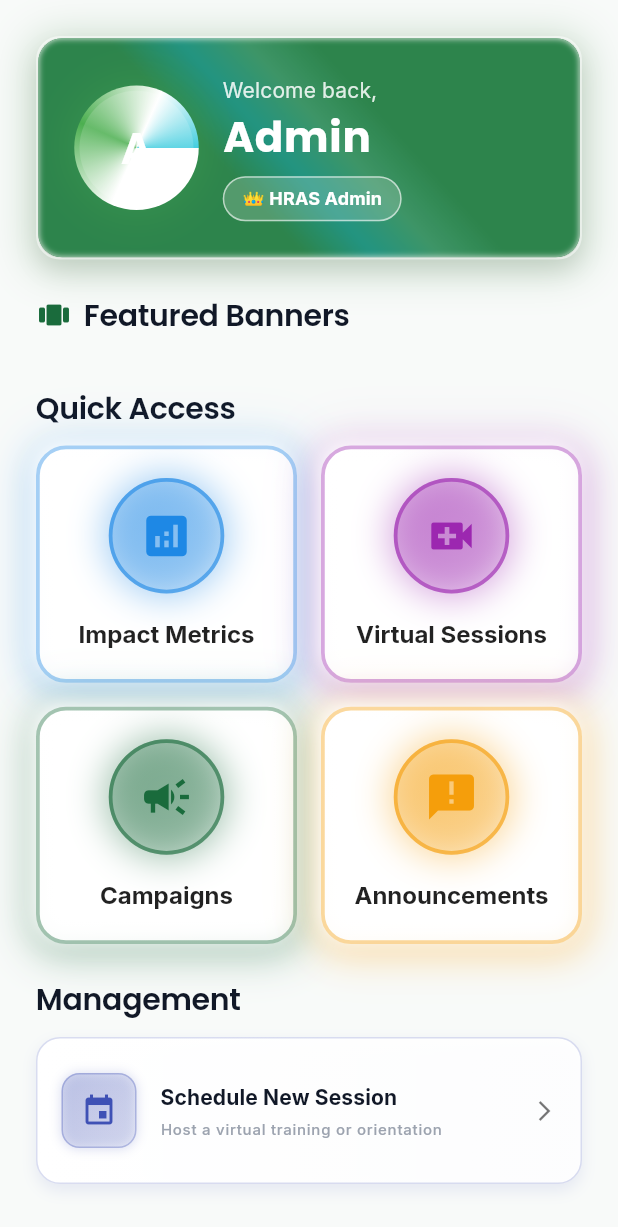
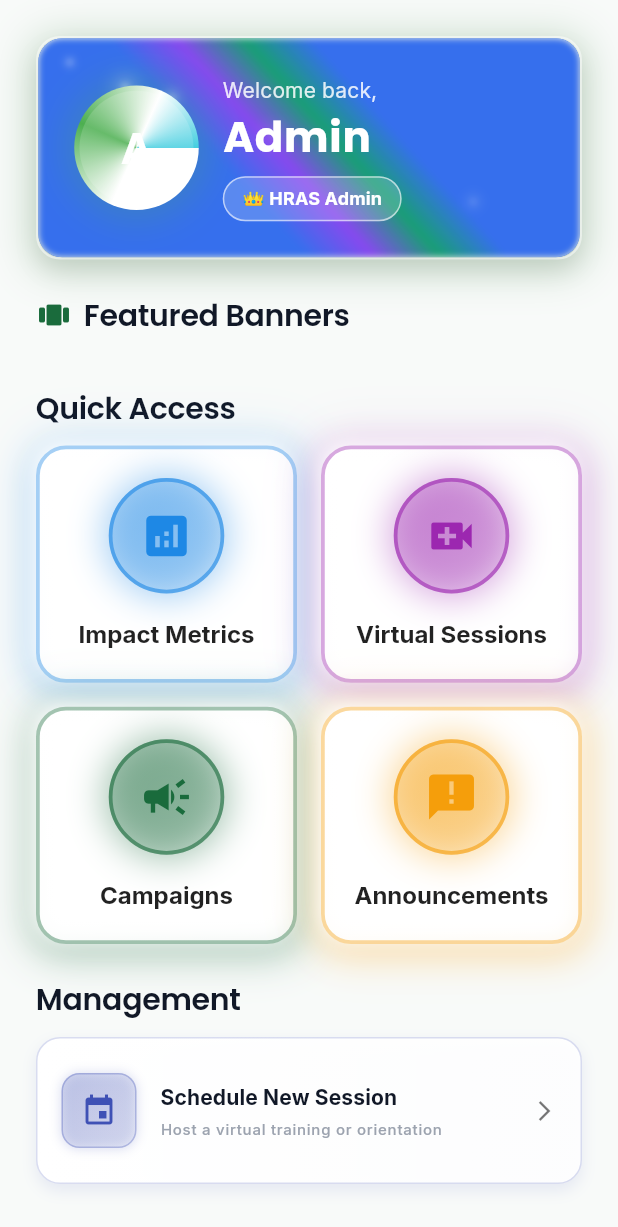
Before and after one commit to FYP-NGO-OPERATION/NGO-Operation-And-Volunteer-Management-System, a Flutter app: the AdminDashboardScreen screen opened directly, on a phone screen of 412 x 824 dp. Shown: the top 1227 px of the screen. Run offline on Flutter 3.47's test engine with Material 3 defaults, Android fonts, the phone set to English and light mode, and no system bars; our stand-ins replace cached_network_image, chewie, cloud_firestore, connectivity_plus, csv, easy_localization and 31 more; missing offline and left inert: file_selector, google_mlkit_text_recognition, mobile_scanner; accounts and stored records are empty.

Commit message:
Update dark mode quick access colors, multi-color welcome card with animated stars

```diff
--- a/app/lib/screens/admin/admin_dashboard_screen.dart
+++ b/app/lib/screens/admin/admin_dashboard_screen.dart
@@ -78,7 +78,7 @@ class _AdminDashboardScreenState extends State<AdminDashboardScreen> {
                   context,
                   title: 'Impact Metrics',
                   icon: Icons.analytics,
-                  color: Colors.blue.shade600,
+                  color: isDark ? Colors.lightBlueAccent : Colors.blue.shade600,
                   isDark: isDark,
                   onTap: () {
                     if (widget.onNavigate != null) {
@@ -92,7 +92,7 @@ class _AdminDashboardScreenState extends State<AdminDashboardScreen> {
                   context,
                   title: 'Virtual Sessions',
                   icon: Icons.video_call,
-                  color: Colors.purple.shade500,
+                  color: isDark ? Colors.purpleAccent.shade200 : Colors.purple.shade500,
                   isDark: isDark,
                   onTap: () {
                     if (widget.onNavigate != null) {
@@ -106,7 +106,7 @@ class _AdminDashboardScreenState extends State<AdminDashboardScreen> {
                   context,
                   title: 'Campaigns',
                   icon: Icons.campaign,
-                  color: AppColors.primary,
+                  color: isDark ? Colors.greenAccent.shade400 : AppColors.primary,
                   isDark: isDark,
                   onTap: () {
                     if (widget.onNavigate != null) {
@@ -120,7 +120,7 @@ class _AdminDashboardScreenState extends State<AdminDashboardScreen> {
                   context,
                   title: 'Announcements',
                   icon: Icons.announcement,
-                  color: AppColors.warning,
+                  color: isDark ? Colors.amberAccent : AppColors.warning,
                   isDark: isDark,
                   onTap: () {
                     if (widget.onNavigate != null) {
@@ -351,16 +351,16 @@ class _AnimatedAdminBannerState extends State<_AnimatedAdminBanner> with SingleT
                       gradient: LinearGradient(
                         colors: isDark
                             ? [
-                                const Color(0xFF0A2E1A),
-                                const Color(0xFF0E3D3A),
-                                const Color(0xFF132B45),
-                                const Color(0xFF0A2E1A),
+                                const Color(0xFF0F172A), // Deep Slate
+                                const Color(0xFF312E81), // Deep Indigo
+                                const Color(0xFF115E59), // Deep Teal
+                                const Color(0xFF0F172A),
                               ]
                             : [
-                                const Color(0xFF1B7A3D),
-                                const Color(0xFF0F8B76),
-                                const Color(0xFF2D8C5A),
-                                const Color(0xFF1B7A3D),
+                                const Color(0xFF2563EB), // Rich Blue
+                                const Color(0xFF7C3AED), // Rich Purple
+                                const Color(0xFF059669), // Rich Emerald
+                                const Color(0xFF2563EB),
                               ],
                         begin: Alignment(shiftX, shiftY),
                         end: Alignment(-shiftX, -shiftY),
@@ -368,6 +368,38 @@ class _AnimatedAdminBannerState extends State<_AnimatedAdminBanner> with SingleT
                     ),
                   ),
                 ),
+                // Magical Stars
+                ...List.generate(6, (index) {
+                  final starAngle = angle * (index % 2 == 0 ? 1 : -1) + (index * math.pi / 3);
+                  final opacity = (math.sin(starAngle * 4) + 1) / 2 * 0.7; // Pulse between 0 and 0.7
+                  final size = 2.0 + (index % 3) * 2.0;
+                  // Distribute stars across the banner randomly but fixed based on index
+                  final top = 15.0 + (index * 23.0) % 100;
+                  final left = 20.0 + (index * 67.0) % 300;
+
+                  return Positioned(
+                    top: top,
+                    left: left,
+                    child: Opacity(
+                      opacity: opacity,
+                      child: Container(
+                        width: size,
+                        height: size,
+                        decoration: BoxDecoration(
+                          shape: BoxShape.circle,
+                          color: Colors.white,
+                          boxShadow: [
+                            BoxShadow(
+                              color: Colors.white.withOpacity(0.9),
+                              blurRadius: size * 1.5,
+                              spreadRadius: size * 0.5,
+                            ),
+                          ],
+                        ),
+                      ),
+                    ),
+                  );
+                }),
                 // Frosted glass overlay
                 Positioned.fill(
                   child: BackdropFilter(
```
